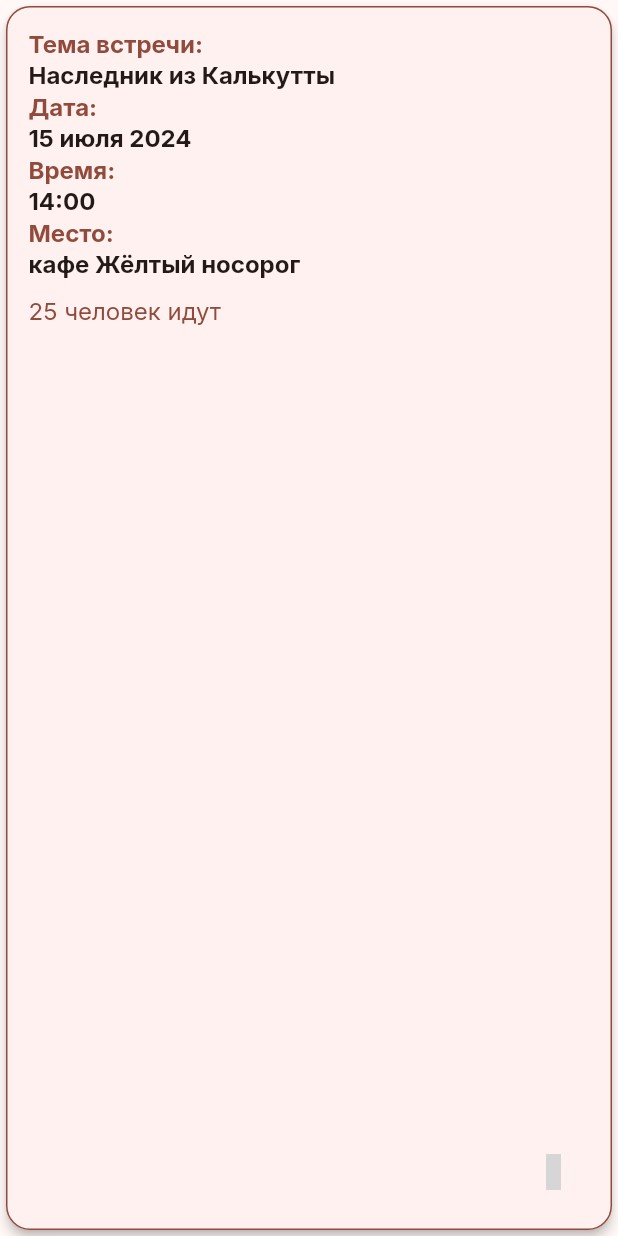
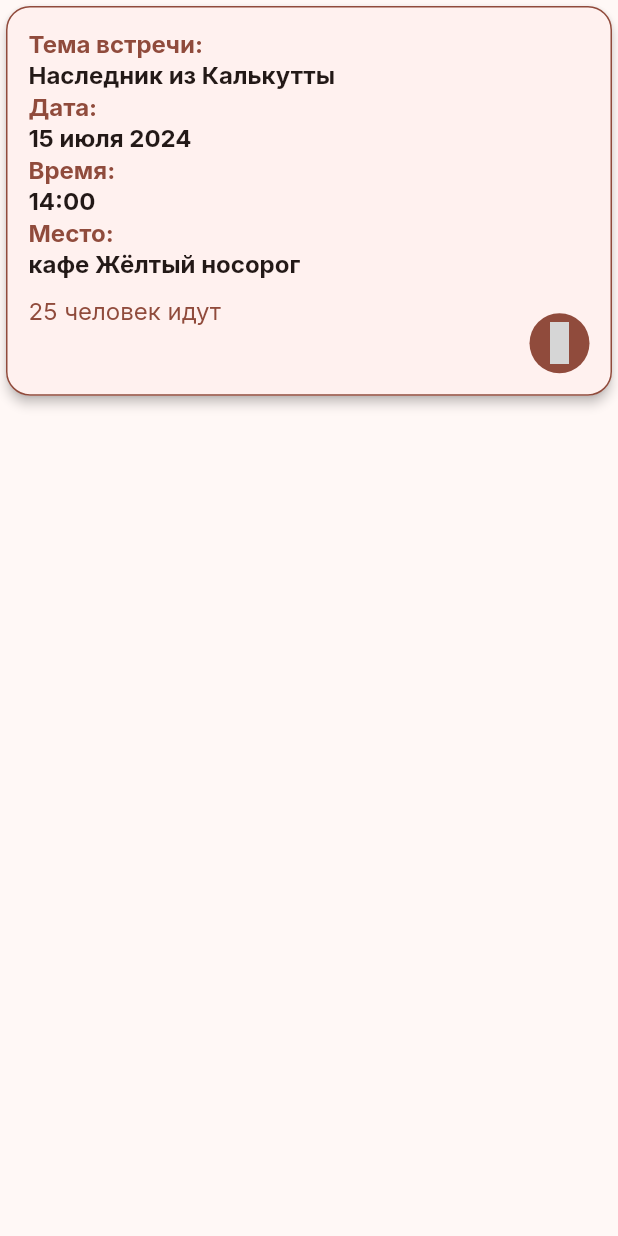
Before and after one commit to AlexandrCSF/bookTalk_FE, a Flutter app: the EventCard widget shown alone on an empty page, opened directly, on a phone screen of 412 x 824 dp. Run offline on Flutter 3.47's test engine with Material 3 defaults, Android fonts, the phone set to English and light mode, and no system bars; our stand-ins replace auto_route, device_preview, google_fonts, material_design_icons_flutter, table_calendar; grey boxes are pictures that could not be loaded.

Commit message:
feat: implement member list page

```diff
--- a/lib/navigation/app_router.dart
+++ b/lib/navigation/app_router.dart
@@ -10,6 +10,7 @@ import '../pages/event_list_page/event_list_page.dart';
 import '../pages/book_club_page/book_club_page.dart';
 import '../pages/book_club_list_page/book_club_list_page.dart';
 import '../pages/interests_page/interests_page.dart';
+import '../pages/member_list_page/member_list_page.dart';
 import '../pages/my_events_page/my_events_page.dart';
 import '../pages/profile_page/profile_page.dart';
 import '../pages/home_page/home_page.dart';
@@ -62,6 +63,10 @@ class AppRouter extends _$AppRouter {
                   path: 'discussion:id',
                   page: DiscussionRoute.page,
                 ),
+                AutoRoute(
+                  path: 'member-list',
+                  page: MemberListRoute.page,
+                )
               ],
             ),
             AutoRoute(
--- a/lib/pages/book_club_page/book_club_page.dart
+++ b/lib/pages/book_club_page/book_club_page.dart
@@ -43,7 +43,9 @@ class BookClubPage extends StatelessWidget {
             child: IconButton(
               icon: Icon(MdiIcons.accountMultipleOutline),
               color: colors.primary,
-              onPressed: () {},
+              onPressed: () {
+                context.router.navigate(const MemberListRoute());
+              },
             ),
           )
         ],
--- a/lib/pages/event_list_page/widgets/event_card.dart
+++ b/lib/pages/event_list_page/widgets/event_card.dart
@@ -1,3 +1,4 @@
+import 'package:booktalk_frontend/pages/widgets/small_primary_button.dart';
 import 'package:flutter/cupertino.dart';
 import 'package:flutter/material.dart';
 import 'package:material_design_icons_flutter/material_design_icons_flutter.dart';
@@ -9,7 +10,9 @@ class EventCard extends StatelessWidget {
   Widget build(BuildContext context) {
     final colors = Theme.of(context).colorScheme;
     final text = Theme.of(context).textTheme;
-    return Card(
+    return AspectRatio(
+      aspectRatio: 320/208,
+      child: Card(
           surfaceTintColor: colors.surface,
           elevation: 3,
           shape: RoundedRectangleBorder(
@@ -74,17 +77,13 @@ class EventCard extends StatelessWidget {
                 ),
                 Align(
                   alignment: Alignment.bottomRight,
-                child: IconButton(
-                  onPressed: () {},
-                  icon: Icon(
-                    MdiIcons.plus,
-                    color: colors.onPrimary,
-                  ),
-                  color: colors.primary,
+                  child: SmallPrimaryButton(
+                    icon: MdiIcons.plus,
                   ),
                 ),
               ],
             ),
-        ));
+          )),
+    );
   }
 }
--- /dev/null
+++ b/lib/pages/widgets/small_primary_button.dart
@@ -0,0 +1,30 @@
+import 'package:flutter/material.dart';
+
+class SmallPrimaryButton extends StatelessWidget {
+  final VoidCallback? onTap;
+  final IconData icon;
+
+  const SmallPrimaryButton({
+    super.key,
+    required this.icon,
+    this.onTap,
+  });
+
+  @override
+  Widget build(BuildContext context) {
+    final colors = Theme.of(context).colorScheme;
+    return Container(
+      width: 40,
+      height: 40,
+      decoration: BoxDecoration(
+        shape: BoxShape.circle,
+        color: colors.primary,
+      ),
+      child: Icon(
+        icon,
+        color: colors.onPrimary,
+        size: 28,
+      ),
+    );
+  }
+}
```
Also changed, not shown: lib/pages/member_list_page/member_list_page.dart (added, +44 -0 lines), lib/pages/member_list_page/widgets/member_tile.dart (added, +34 -0 lines), lib/navigation/app_router.gr.dart. Lines whose indentation alone changed are shown as unchanged.
